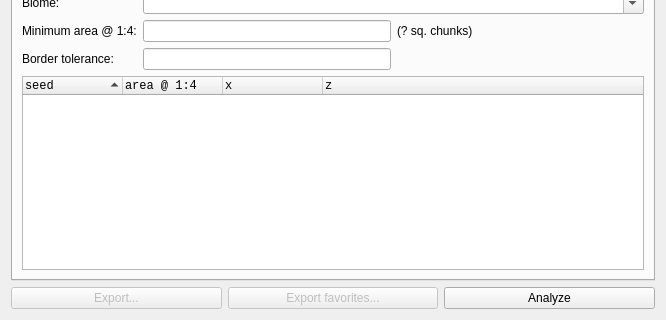
Before: the Qt Designer form src/tabbiomes.ui in jacobjennings/cubiomes-viewer, drawn with Qt 5; both pictures show x 0 to 666 and y 158 to 478 of the 666 by 478 pixel window.
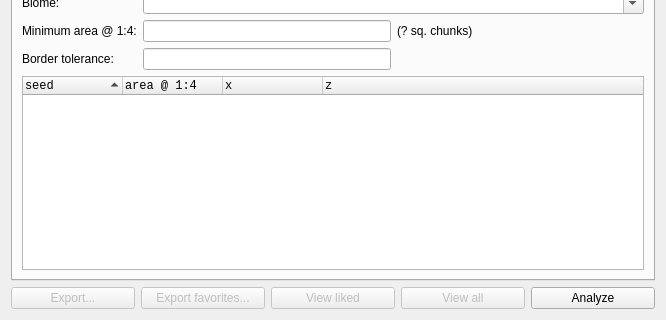
After: the same form once the commit is applied. Custom widgets are drawn as their Qt base class.

Commit message: Open biome statistics finds in browser

```diff
--- a/src/tabbiomes.ui
+++ b/src/tabbiomes.ui
@@ -45,6 +45,32 @@
        </property>
       </widget>
      </item>
+     <item>
+      <widget class="QPushButton" name="pushViewFavorites">
+       <property name="enabled">
+        <bool>false</bool>
+       </property>
+       <property name="toolTip">
+        <string>Open checked seeds and their Center coordinates in the 3D browser viewer</string>
+       </property>
+       <property name="text">
+        <string>View liked</string>
+       </property>
+      </widget>
+     </item>
+     <item>
+      <widget class="QPushButton" name="pushViewAll">
+       <property name="enabled">
+        <bool>false</bool>
+       </property>
+       <property name="toolTip">
+        <string>Open all analyzed seeds and their Center coordinates in the 3D browser viewer</string>
+       </property>
+       <property name="text">
+        <string>View all</string>
+       </property>
+      </widget>
+     </item>
      <item>
       <widget class="QPushButton" name="pushStart">
        <property name="text">
```
The commit also changes 2 other files.
